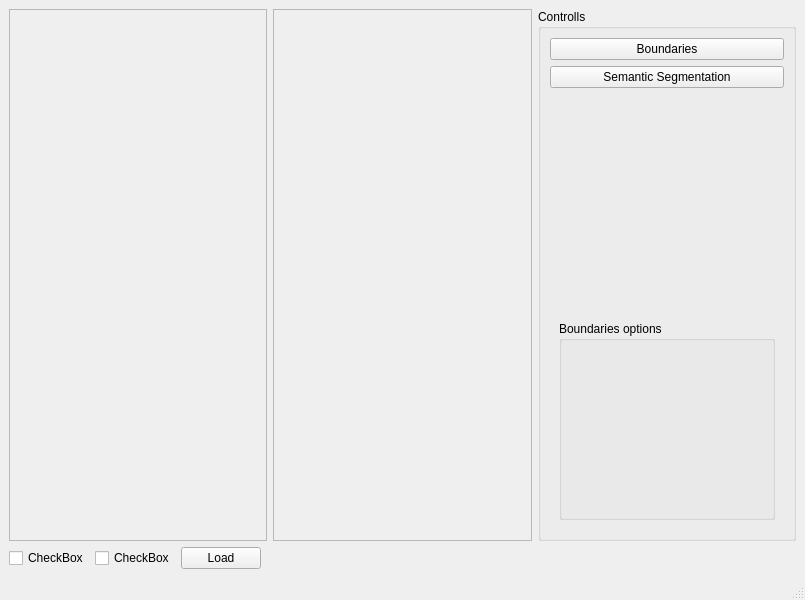
nikkonrom/imager, file python/mainwindow.ui: the form before one commit.
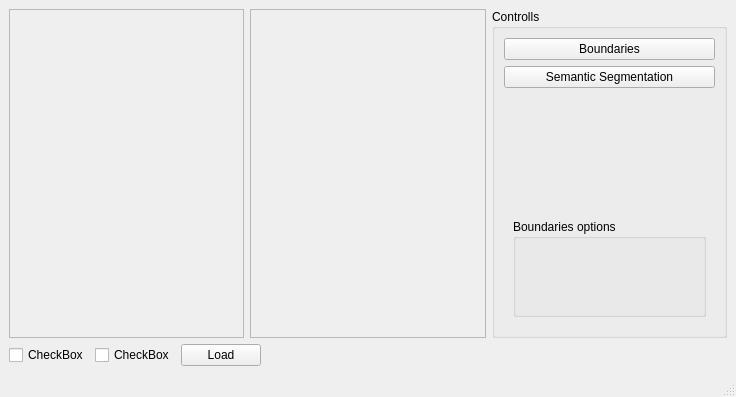
The form after the commit.

Commit message: Added simple gui and functionality by Pyhton

```diff
--- a/python/mainwindow.ui
+++ b/python/mainwindow.ui
@@ -6,8 +6,8 @@
    <rect>
     <x>0</x>
     <y>0</y>
-    <width>805</width>
-    <height>600</height>
+    <width>736</width>
+    <height>397</height>
    </rect>
   </property>
   <property name="windowTitle">
@@ -34,7 +34,7 @@
            <enum>QFrame::Sunken</enum>
           </property>
           <property name="lineWidth">
-           <number>3</number>
+           <number>1</number>
           </property>
           <property name="text">
            <string/>
@@ -59,7 +59,7 @@
            <enum>QFrame::Sunken</enum>
           </property>
           <property name="lineWidth">
-           <number>3</number>
+           <number>1</number>
           </property>
           <property name="text">
            <string/>
```
Left out of the diff: 2 changed lines with no effect on the pictures. The commit also changes 2 other files.
